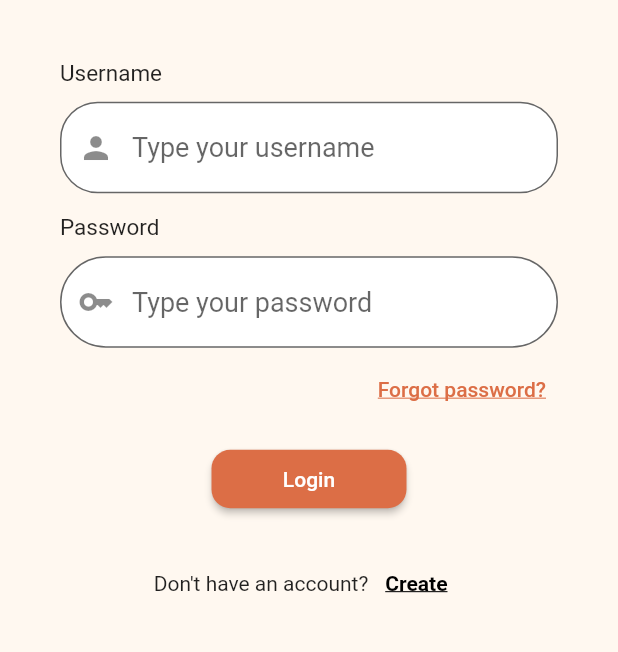
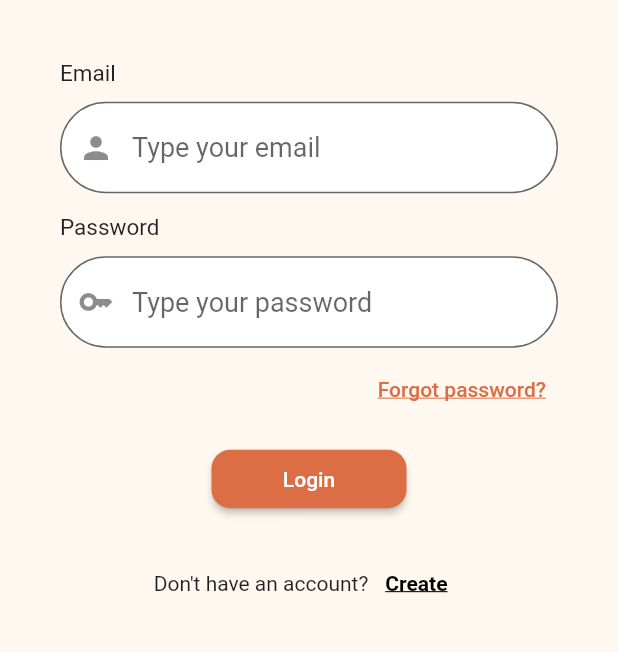
Before and after one commit to KNattawat89/ModDormy, a Flutter app: the screen it shows after launch, after a tap on "Back to login", on a phone screen of 412 x 824 dp, the part 469-1121 px from its top. Run offline on Flutter 3.47's test engine with Material 2 defaults, Android fonts, the phone set to English and light mode, and no system bars; our stand-ins replace dio, firebase_auth, firebase_core, flutter_rating_bar, image_picker; missing offline and left inert: flutter_platform_alert; accounts and stored records are empty.

```diff
--- a/lib/main.dart
+++ b/lib/main.dart
@@ -1,3 +1,5 @@
+import 'package:firebase_auth/firebase_auth.dart';
+import 'package:firebase_core/firebase_core.dart';
 import 'package:flutter/material.dart';
 import 'package:moddormy_flutter/screens/favorite.dart';
 import 'package:moddormy_flutter/screens/forgotpass_page.dart';
@@ -9,8 +11,14 @@ import 'package:moddormy_flutter/screens/register.dart';
 import 'package:moddormy_flutter/widgets/MyAppbar.dart';
 import 'package:moddormy_flutter/widgets/MyDrawer.dart';
 
-void main() {
+Future<void> main() async {
+  WidgetsFlutterBinding.ensureInitialized();
+  await Firebase.initializeApp();
+
+// Ideal time to initialize
+  await FirebaseAuth.instance.useAuthEmulator('localhost', 3000);
   runApp(const MyApp());
+//...
 }
 
 class MyApp extends StatelessWidget {
@@ -22,8 +30,8 @@ class MyApp extends StatelessWidget {
       title: 'ModDormy app',
       initialRoute: '/',
       routes: {
-        '/fav' : (context) => const FavoritePage(),
-        '/profile' : (context) => const ProfilePage(),
+        '/fav': (context) => const FavoritePage(),
+        '/profile': (context) => const ProfilePage(),
       },
       home: const RegisterPage(),
       // home: const Scaffold(
--- a/lib/screens/login_page.dart
+++ b/lib/screens/login_page.dart
@@ -55,7 +55,7 @@ class _LoginFormState extends State<LoginForm> {
                 mainAxisAlignment: MainAxisAlignment.start,
                 children: const [
                   Text(
-                    "Username",
+                    "Email",
                     style: TextStyle(fontSize: 15),
                   )
                 ],
@@ -72,11 +72,11 @@ class _LoginFormState extends State<LoginForm> {
                     // contentPadding: EdgeInsets.zero,
                     filled: true,
                     fillColor: Colors.white,
-                    hintText: "Type your username",
+                    hintText: "Type your email",
 
                     border: OutlineInputBorder(
 
-                        borderRadius: BorderRadius.all(Radius.circular(25.0)))),
+                        borderRadius: BorderRadius.all(Radius.circular(50.0)))),
 
               ),
             ),
@@ -166,7 +166,7 @@ class _LoginFormState extends State<LoginForm> {
                        color: Color(0xFFFFCDD2),
                       borderRadius: BorderRadius.all(Radius.circular(8.0))
                     ),
-                    child: err? const Text("Enter the correct username and password",style: TextStyle(color: Colors.red,)) : const Text("")
+                    child: err? const Text("Enter the correct email and password",style: TextStyle(color: Colors.red,)) : const Text("")
                    ),
 
             const SizedBox(
```
Also changed, not shown: lib/models/register.dart (added, +22 -0 lines), lib/screens/forgotpass_page.dart (+18 -5 lines), lib/screens/register.dart (+79 -92 lines).
